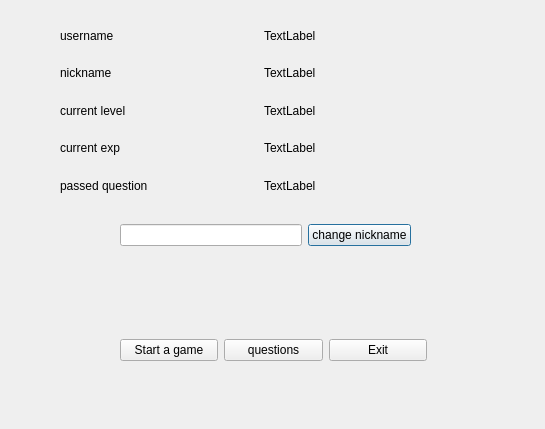
This is player.ui in ltg001/word_game as Qt 5 draws it before an edit. The edited form follows.
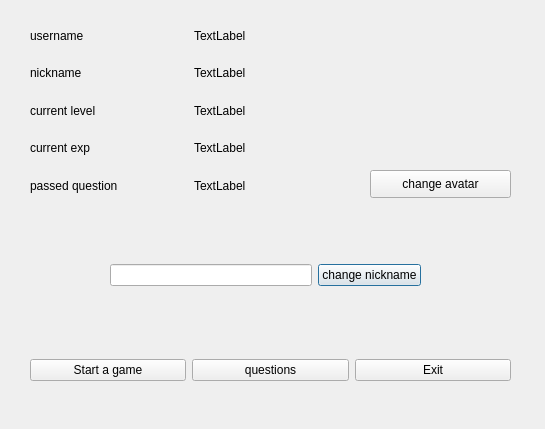
This is the edited form. Icons and pictures are not drawn.

```diff
--- a/player.ui
+++ b/player.ui
@@ -1367,9 +1367,9 @@
   <widget class="QWidget" name="gridLayoutWidget">
    <property name="geometry">
     <rect>
-     <x>60</x>
+     <x>30</x>
      <y>20</y>
-     <width>401</width>
+     <width>321</width>
      <height>181</height>
     </rect>
    </property>
@@ -1449,9 +1449,9 @@
   <widget class="QWidget" name="horizontalLayoutWidget">
    <property name="geometry">
     <rect>
-     <x>120</x>
-     <y>210</y>
-     <width>291</width>
+     <x>110</x>
+     <y>250</y>
+     <width>311</width>
      <height>51</height>
     </rect>
    </property>
@@ -1471,9 +1471,9 @@
   <widget class="QWidget" name="horizontalLayoutWidget_2">
    <property name="geometry">
     <rect>
-     <x>120</x>
-     <y>310</y>
-     <width>307</width>
+     <x>30</x>
+     <y>330</y>
+     <width>481</width>
      <height>80</height>
     </rect>
    </property>
@@ -1501,6 +1501,32 @@
     </item>
    </layout>
   </widget>
+  <widget class="QLabel" name="avatar">
+   <property name="geometry">
+    <rect>
+     <x>360</x>
+     <y>30</y>
+     <width>161</width>
+     <height>131</height>
+    </rect>
+   </property>
+   <property name="text">
+    <string/>
+   </property>
+  </widget>
+  <widget class="QPushButton" name="pushButton">
+   <property name="geometry">
+    <rect>
+     <x>370</x>
+     <y>170</y>
+     <width>141</width>
+     <height>28</height>
+    </rect>
+   </property>
+   <property name="text">
+    <string>change avatar</string>
+   </property>
+  </widget>
  </widget>
  <resources/>
  <connections>
```
